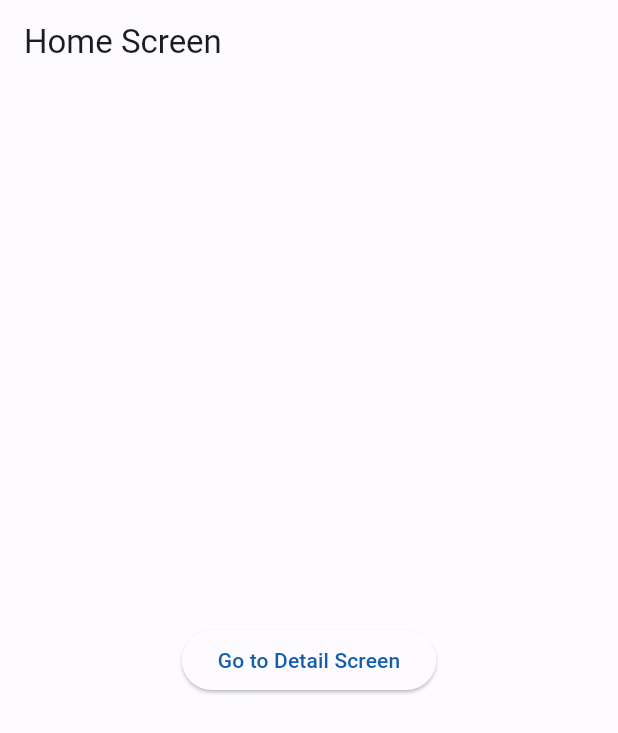
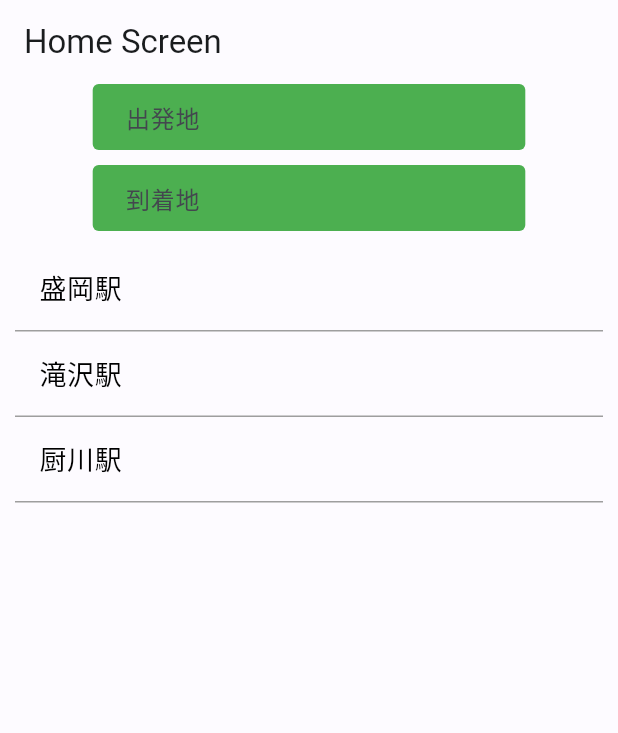
Before and after one commit to dao0203/system_design_app, a Flutter app: the screen it shows after launch, on a phone screen of 412 x 824 dp. Shown: the top 733 px of the screen. Run offline on Flutter 3.47's test engine with Material 3 defaults, Android fonts, the light colour scheme and no system bars; our stand-ins replace auto_route, flutter_hooks, hooks_riverpod.

Commit message:
add uncompleted screen

```diff
--- a/lib/feature/home/home_screen.dart
+++ b/lib/feature/home/home_screen.dart
@@ -1,23 +1,106 @@
 import 'package:auto_route/auto_route.dart';
 import 'package:flutter/material.dart';
+import 'package:flutter_hooks/flutter_hooks.dart';
 import 'package:hooks_riverpod/hooks_riverpod.dart';
 import 'package:system_design_app/feature/home/home_router.gr.dart';
+import 'package:flutter/material.dart';
 
 @RoutePage()
 class HomeScreen extends HookConsumerWidget {
-  const HomeScreen({super.key});
+  List<String> stationList = ['盛岡駅', '滝沢駅', '厨川駅', '青山駅'];
+
+  HomeScreen({Key? key}) : super(key: key);
+
   @override
   Widget build(BuildContext context, WidgetRef ref) {
+    final departureController = useTextEditingController();
     return Scaffold(
       appBar: AppBar(
         title: const Text('Home Screen'),
       ),
       body: Center(
-        child: ElevatedButton(
-          onPressed: () {
-            AutoRouter.of(context).push(const DetailRoute());
-          },
-          child: const Text('Go to Detail Screen'),
+        child: Column(
+          children: [
+            Container(
+              width: MediaQuery.of(context).size.width * 0.7,
+              padding: const EdgeInsets.all(10),
+              decoration: BoxDecoration(
+                color: Colors.green,
+                borderRadius: BorderRadius.circular(4),
+              ),
+              child: Row(
+                children: [
+                  //const Icon(Icons.search),
+                  const Padding(padding: EdgeInsets.only(right: 8)),
+                  Expanded(
+                    child: TextField(
+                      controller: departureController,
+                      decoration: const InputDecoration.collapsed(
+                        hintText: '出発地',
+                        border: OutlineInputBorder(
+                          borderSide: BorderSide(
+                            width: 0,
+                            style: BorderStyle.none,
+                          ),
+                        ),
+                      ),
+                    ),
+                  ),
+                ],
+              ),
+            ),
+            const SizedBox(height: 10),
+            Container(
+              width: MediaQuery.of(context).size.width * 0.7,
+              padding: const EdgeInsets.all(10),
+              decoration: BoxDecoration(
+                color: Colors.green,
+                borderRadius: BorderRadius.circular(4),
+              ),
+              child: const Row(
+                children: <Widget>[
+                  //const Icon(Icons.search),
+                  Padding(padding: EdgeInsets.only(right: 8)),
+                  Expanded(
+                    child: TextField(
+                      decoration: InputDecoration.collapsed(
+                        hintText: '到着地',
+                        border: OutlineInputBorder(
+                          borderSide: BorderSide(
+                            width: 0,
+                            style: BorderStyle.none,
+                          ),
+                        ),
+                      ),
+                    ),
+                  ),
+                ],
+              ),
+            ),
+            Container(
+              // width: MediaQuery.of(context).size.width * 0.7,
+              padding: const EdgeInsets.all(10),
+              height: 200,
+              child: ListView.builder(
+                //itemCount: stationList.length,
+                itemBuilder: (context, i) => _messageItem(stationList[i]),
+              ),
+            )
+          ],
+        ),
+      ),
+    );
+  }
+
+  Widget _messageItem(String title) {
+    return Container(
+      decoration: new BoxDecoration(
+          border: new Border(
+              bottom: const BorderSide(width: 1.0, color: Colors.grey))),
+      child: ListTile(
+        title: Text(
+          title,
+          style: const TextStyle(color: Colors.black, fontSize: 18.0),
         ),
       ),
     );
```
